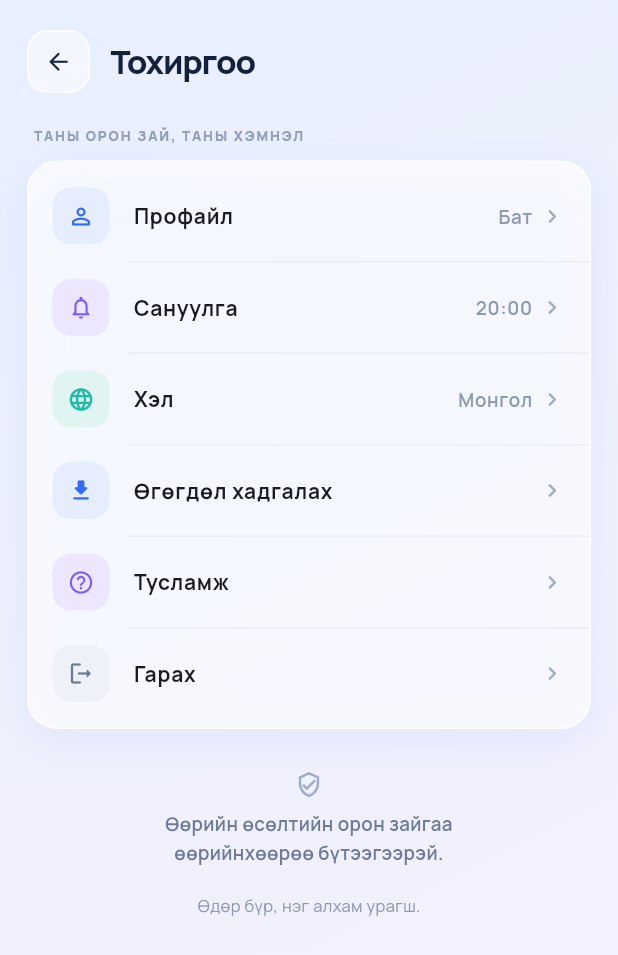
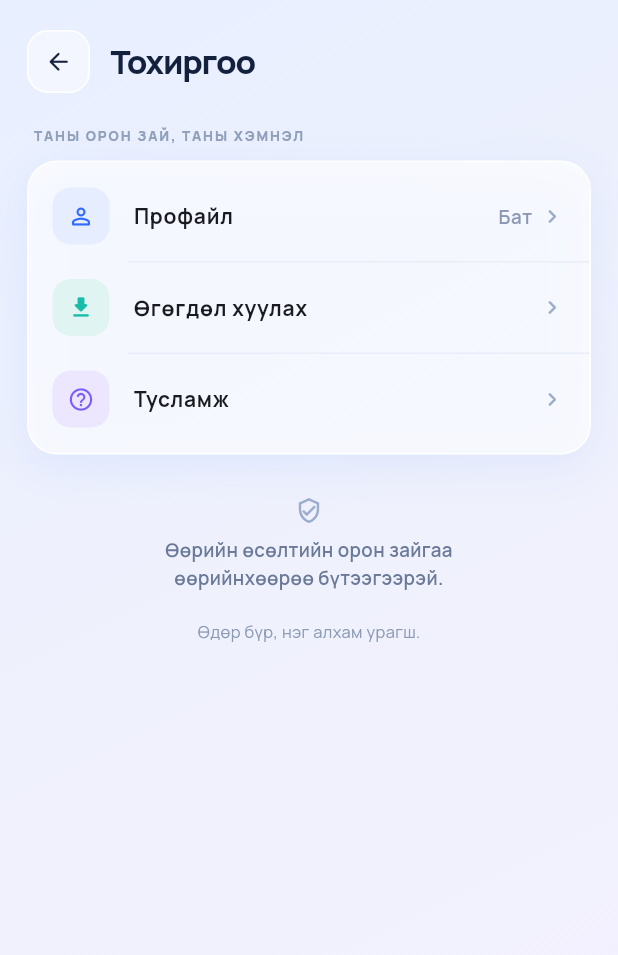
Before and after one commit to mrcreater78980-dev/my-arc, a Flutter app: the SettingsScreen screen opened directly, on a phone screen of 412 x 824 dp. Shown: the top 955 px of the screen. Run offline on Flutter 3.47's test engine with Material 3 defaults, Android fonts, the phone set to English and light mode, and no system bars; our stand-ins replace google_fonts, shared_preferences; accounts and stored records are empty.

Commit message:
Finalize MY ARC and publish web build

```diff
--- a/my_arc/lib/app_shell.dart
+++ b/my_arc/lib/app_shell.dart
@@ -102,7 +102,9 @@ class _AppShellState extends State<AppShell> {
                     PageHeader(
                       eyebrow: _page == AppPage.home ? 'ТАНЫ ӨСӨЛТИЙН ОРОН ЗАЙ' : 'ӨДӨР БҮР, НЭГ АЛХАМ УРАГШ',
                       title: nav.title,
-                      subtitle: _subtitles[_page]!,
+                      subtitle: _page == AppPage.home
+                          ? 'Сайн уу, ${AppScope.of(context).profileName}!'
+                          : _subtitles[_page]!,
                       onSettings: () => openSettings(context),
                     ),
                     _pageBody(),
--- a/my_arc/lib/main.dart
+++ b/my_arc/lib/main.dart
@@ -4,8 +4,10 @@ import 'app_shell.dart';
 import 'state/app_state.dart';
 import 'theme.dart';
 
-void main() {
-  runApp(MyArcApp(state: AppState()));
+Future<void> main() async {
+  WidgetsFlutterBinding.ensureInitialized();
+  final state = await AppState.load();
+  runApp(MyArcApp(state: state));
 }
 
 class MyArcApp extends StatelessWidget {
--- a/my_arc/lib/models/data.dart
+++ b/my_arc/lib/models/data.dart
@@ -22,6 +22,22 @@ class Task {
 
   Task copyWith({bool? done}) =>
       Task(id: id, title: title, due: due, time: time, done: done ?? this.done);
+
+  Map<String, Object?> toJson() => {
+        'id': id,
+        'title': title,
+        'due': due,
+        'time': time,
+        'done': done,
+      };
+
+  factory Task.fromJson(Map<String, dynamic> json) => Task(
+        id: json['id'] as int,
+        title: json['title'] as String,
+        due: json['due'] as String,
+        time: json['time'] as String?,
+        done: json['done'] as bool,
+      );
 }
 
 class Habit {
@@ -39,6 +55,20 @@ class Habit {
 
   Habit copyWith({bool? done}) =>
       Habit(id: id, title: title, streak: streak, done: done ?? this.done);
+
+  Map<String, Object?> toJson() => {
+        'id': id,
+        'title': title,
+        'streak': streak,
+        'done': done,
+      };
+
+  factory Habit.fromJson(Map<String, dynamic> json) => Habit(
+        id: json['id'] as int,
+        title: json['title'] as String,
+        streak: json['streak'] as int,
+        done: json['done'] as bool,
+      );
 }
 
 class Skill {
@@ -74,6 +104,30 @@ class Skill {
         color: color,
         icon: icon,
         bars: bars,
+      );
+
+  Map<String, Object?> toJson() => {
+        'id': id,
+        'title': title,
+        'technology': technology,
+        'progress': progress,
+        'level': level,
+        'change': change,
+        'color': color,
+        'icon': icon,
+        'bars': bars,
+      };
+
+  factory Skill.fromJson(Map<String, dynamic> json) => Skill(
+        id: json['id'] as int,
+        title: json['title'] as String,
+        technology: json['technology'] as String?,
+        progress: json['progress'] as int,
+        level: json['level'] as int,
+        change: json['change'] as int,
+        color: json['color'] as String,
+        icon: json['icon'] as String,
+        bars: (json['bars'] as List<dynamic>).cast<int>(),
       );
 }
 
--- a/my_arc/lib/screens/settings_screen.dart
+++ b/my_arc/lib/screens/settings_screen.dart
@@ -1,33 +1,71 @@
 import 'package:flutter/material.dart';
+import 'package:flutter/services.dart';
 
+import '../state/app_state.dart';
 import '../theme.dart';
 import '../widgets/components.dart';
 import '../widgets/layout.dart';
 import 'navigation.dart';
 
-class _SettingRow {
-  final String id;
-  final String title;
-  final IconData icon;
-  final String color;
-  final String? value;
-  const _SettingRow(this.id, this.title, this.icon, this.color, [this.value]);
-}
-
-const _rows = [
-  _SettingRow('profile', 'Профайл', Icons.person_outline_rounded, 'blue', 'Бат'),
-  _SettingRow('reminders', 'Сануулга', Icons.notifications_none_rounded, 'violet', '20:00'),
-  _SettingRow('language', 'Хэл', Icons.language_rounded, 'teal', 'Монгол'),
-  _SettingRow('export', 'Өгөгдөл хадгалах', Icons.download_rounded, 'blue'),
-  _SettingRow('help', 'Тусламж', Icons.help_outline_rounded, 'violet'),
-  _SettingRow('logout', 'Гарах', Icons.logout_rounded, 'neutral'),
-];
-
 class SettingsScreen extends StatelessWidget {
   const SettingsScreen({super.key});
 
+  Future<void> _editProfile(BuildContext context, AppState state) async {
+    final controller = TextEditingController(text: state.profileName);
+    final name = await showDialog<String>(
+      context: context,
+      builder: (context) => AlertDialog(
+        title: const Text('Нэрээ засах'),
+        content: TextField(
+          controller: controller,
+          autofocus: true,
+          textCapitalization: TextCapitalization.words,
+          maxLength: 32,
+          decoration: const InputDecoration(labelText: 'Таны нэр'),
+          onSubmitted: (value) => Navigator.pop(context, value),
+        ),
+        actions: [
+          TextButton(onPressed: () => Navigator.pop(context), child: const Text('Болих')),
+          FilledButton(onPressed: () => Navigator.pop(context, controller.text), child: const Text('Хадгалах')),
+        ],
+      ),
+    );
+    controller.dispose();
+    if (name != null) state.setProfileName(name);
+  }
+
+  Future<void> _export(BuildContext context, AppState state) async {
+    await Clipboard.setData(ClipboardData(text: state.exportJson()));
+    if (!context.mounted) return;
+    ScaffoldMessenger.of(context).showSnackBar(
+      const SnackBar(content: Text('Өгөгдлийг JSON хэлбэрээр хууллаа.')),
+    );
+  }
+
+  void _showHelp(BuildContext context) {
+    showDialog<void>(
+      context: context,
+      builder: (context) => AlertDialog(
+        title: const Text('MY ARC-ийн тухай'),
+        content: const Text(
+          'Өдөр тутмын ажил, дадал, суралцах ахицаа хөтлөөрэй. '
+          'Өөрчлөлтүүд энэ төхөөрөмж дээр хадгалагдана. '
+          'Өгөгдөл хадгалах хэсгээс нөөцөө JSON хэлбэрээр хуулж болно.',
+        ),
+        actions: [TextButton(onPressed: () => Navigator.pop(context), child: const Text('Ойлголоо'))],
+      ),
+    );
+  }
+
   @override
   Widget build(BuildContext context) {
+    final state = AppScope.of(context);
+    final rows = [
+      _SettingRow('profile', 'Профайл', Icons.person_outline_rounded, 'blue', state.profileName),
+      const _SettingRow('export', 'Өгөгдөл хуулах', Icons.download_rounded, 'teal'),
+      const _SettingRow('help', 'Тусламж', Icons.help_outline_rounded, 'violet'),
+    ];
+
     return DetailScaffold(
       children: [
         const BackHeader(title: 'Тохиргоо'),
@@ -39,24 +77,36 @@ class SettingsScreen extends StatelessWidget {
           padding: const EdgeInsets.symmetric(vertical: 6),
           child: Column(
             children: [
-              for (var i = 0; i < _rows.length; i++) ...[
+              for (var i = 0; i < rows.length; i++) ...[
                 if (i > 0) const Divider(height: 1, indent: 66, color: Color(0xFFE8EDF8)),
                 ListTile(
                   contentPadding: const EdgeInsets.symmetric(horizontal: 16, vertical: 2),
-                  leading: IconBadge(icon: _rows[i].icon, color: _rows[i].color, size: 18),
-                  title: Text(_rows[i].title,
+                  leading: IconBadge(icon: rows[i].icon, color: rows[i].color, size: 18),
+                  title: Text(rows[i].title,
                       style: const TextStyle(fontSize: 14, fontWeight: FontWeight.w700)),
                   trailing: Row(
                     mainAxisSize: MainAxisSize.min,
                     children: [
-                      if (_rows[i].value != null)
-                        Text(_rows[i].value!,
+                      if (rows[i].value != null)
+                        Text(rows[i].value!,
                             style: const TextStyle(fontSize: 12.5, fontWeight: FontWeight.w600, color: AppColors.muted)),
                       const SizedBox(width: 4),
                       const Icon(Icons.chevron_right_rounded, size: 18, color: AppColors.faint),
                     ],
                   ),
-                  onTap: () {},
+                  onTap: () {
+                    switch (rows[i].id) {
+                      case 'profile':
+                        _editProfile(context, state);
+                        break;
+                      case 'export':
+                        _export(context, state);
+                        break;
+                      case 'help':
+                        _showHelp(context);
+                        break;
+                    }
+                  },
                 ),
               ],
             ],
@@ -80,3 +130,12 @@ class SettingsScreen extends StatelessWidget {
     );
   }
 }
+
+class _SettingRow {
+  final String id;
+  final String title;
+  final IconData icon;
+  final String color;
+  final String? value;
+  const _SettingRow(this.id, this.title, this.icon, this.color, [this.value]);
+}
--- a/my_arc/pubspec.yaml
+++ b/my_arc/pubspec.yaml
@@ -10,6 +10,7 @@ dependencies:
   flutter:
     sdk: flutter
   google_fonts: ^6.2.1
+  shared_preferences: ^2.5.3
 
 dev_dependencies:
   flutter_test:
```
Also changed, not shown: my_arc/lib/state/app_state.dart (+88 -2 lines), my_arc/pubspec.lock, 4 other files.
